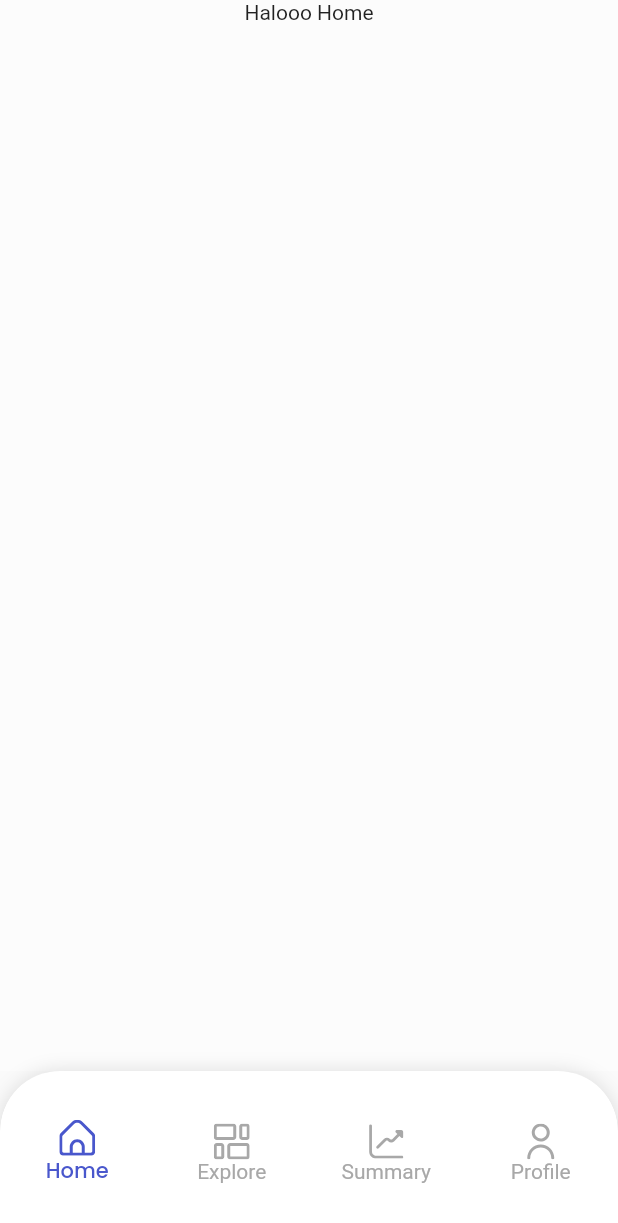
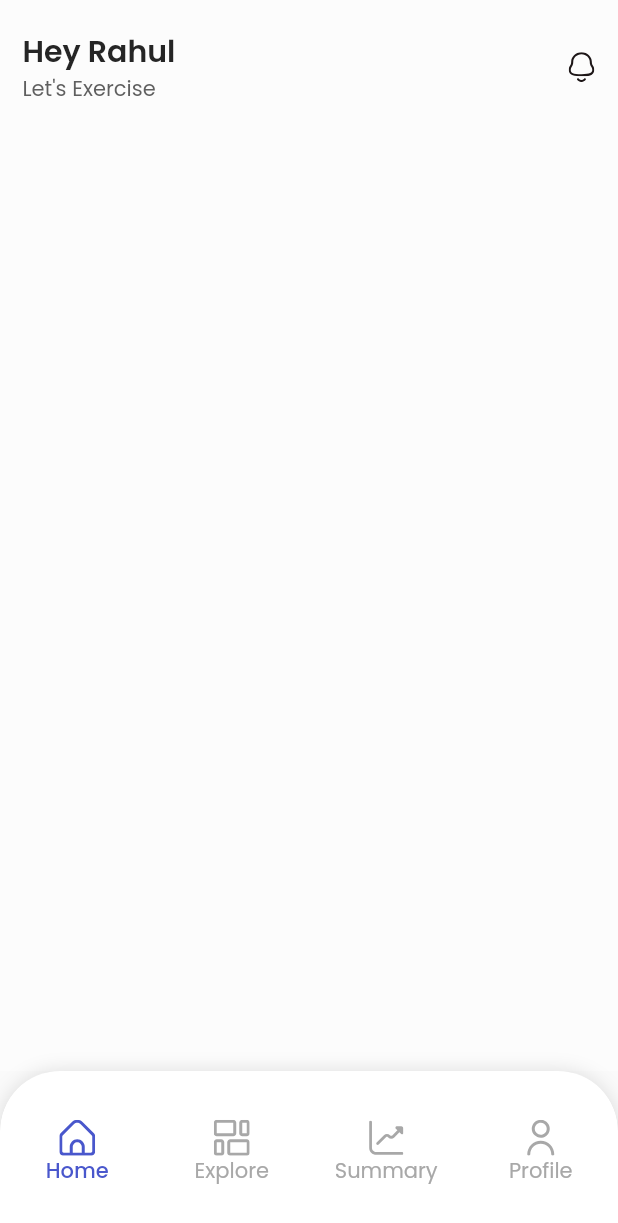
Before and after one commit to Capstone-Project-Kelompok-6/Flutter, a Flutter app: the screen it shows after launch, on a phone screen of 412 x 824 dp. Shown: the top 1223 px of the screen. Run offline on Flutter 3.47's test engine with Material 2 defaults, Android fonts, the phone set to English and light mode, and no system bars; our stand-ins replace flutter_svg, google_fonts.

Commit message:
Add appbar home page

```diff
--- a/flutter_capstone_6/lib/component/colors.dart
+++ b/flutter_capstone_6/lib/component/colors.dart
@@ -17,3 +17,4 @@ const Color n20 = Color.fromARGB(255, 211, 211, 211);
 const Color n5 = Color.fromARGB(255, 234, 234, 234);
 const Color white = Color.fromARGB(255, 255, 255, 255);
 const Color whiteBg = Color.fromARGB(255, 252, 252, 252);
+const Color fontGrey = Color.fromARGB(255, 95, 95, 95);
--- a/flutter_capstone_6/lib/main.dart
+++ b/flutter_capstone_6/lib/main.dart
@@ -1,5 +1,6 @@
 import 'package:flutter/material.dart';
 import 'package:flutter_capstone_6/screen/splash_screen.dart';
+import 'package:google_fonts/google_fonts.dart';
 
 void main() {
   runApp(const MyApp());
@@ -10,9 +11,15 @@ class MyApp extends StatelessWidget {
 
   @override
   Widget build(BuildContext context) {
-    return const MaterialApp(
+    // text theme
+    final textTheme = Theme.of(context).textTheme;
+
+    return MaterialApp(
       debugShowCheckedModeBanner: false,
       title: 'Capstone Kelompok 6',
+      theme: ThemeData(
+        textTheme: GoogleFonts.poppinsTextTheme(textTheme),
+      ),
       home: SplashScreen(),
     );
   }
--- a/flutter_capstone_6/lib/screen/home_sreen.dart
+++ b/flutter_capstone_6/lib/screen/home_screen.dart
@@ -1,5 +1,7 @@
 import 'package:flutter/material.dart';
 import 'package:flutter_capstone_6/component/colors.dart';
+
+import '../widget/appbar_home.dart';
 
 class HomeScreen extends StatefulWidget {
   const HomeScreen({super.key});
@@ -13,7 +15,16 @@ class _HomeScreenState extends State<HomeScreen> {
   Widget build(BuildContext context) {
     return Scaffold(
       backgroundColor: whiteBg,
-      body: Column(children: [Center(child: Text('Halooo Home'))]),
+      appBar: PreferredSize(
+        preferredSize: const Size.fromHeight(70.0),
+        child: Container(
+          decoration: const BoxDecoration(
+            color: whiteBg,
+          ),
+          child: const AppBarContent(),
+        ),
+      ),
+      body: Container(),
     );
   }
 }
--- a/flutter_capstone_6/lib/screen/splash_screen.dart
+++ b/flutter_capstone_6/lib/screen/splash_screen.dart
@@ -4,7 +4,7 @@ import 'package:flutter/material.dart';
 import 'package:flutter/src/widgets/container.dart';
 import 'package:flutter/src/widgets/framework.dart';
 import 'package:flutter/widgets.dart';
-import 'package:flutter_capstone_6/screen/home_sreen.dart';
+import 'package:flutter_capstone_6/screen/home_screen.dart';
 import 'package:flutter_capstone_6/widget/bottom_navigation.dart';
 
 class SplashScreen extends StatefulWidget {
--- /dev/null
+++ b/flutter_capstone_6/lib/widget/appbar_home.dart
@@ -0,0 +1,54 @@
+import 'package:flutter/material.dart';
+import 'package:flutter_capstone_6/component/colors.dart';
+import 'package:flutter_svg/flutter_svg.dart';
+
+class AppBarContent extends StatefulWidget {
+  const AppBarContent({Key? key}) : super(key: key);
+
+  @override
+  State<AppBarContent> createState() => _AppBarContentState();
+}
+
+class _AppBarContentState extends State<AppBarContent> {
+  @override
+  Widget build(BuildContext context) {
+    return Column(
+      mainAxisAlignment: MainAxisAlignment.end,
+      children: <Widget>[
+        Padding(
+          padding: const EdgeInsets.symmetric(horizontal: 15),
+          child: Row(
+            children: [
+              Column(
+                crossAxisAlignment: CrossAxisAlignment.start,
+                children: const [
+                  Text(
+                    'Hey Rahul',
+                    style: TextStyle(
+                      color: n100,
+                      fontSize: 20,
+                      fontWeight: FontWeight.w600,
+                    ),
+                  ),
+                  Text(
+                    "Let's Exercise",
+                    style: TextStyle(
+                      color: fontGrey,
+                      fontSize: 14,
+                    ),
+                  ),
+                ],
+              ),
+              const Spacer(),
+              SizedBox(
+                height: 21.5,
+                width: 18.5,
+                child: SvgPicture.asset('assets/notification.svg'),
+              )
+            ],
+          ),
+        ),
+      ],
+    );
+  }
+}
--- a/flutter_capstone_6/lib/widget/bottom_navigation.dart
+++ b/flutter_capstone_6/lib/widget/bottom_navigation.dart
@@ -6,7 +6,7 @@ import 'package:flutter_capstone_6/screen/summary_screen.dart';
 import 'package:flutter_svg/flutter_svg.dart';
 import 'package:google_fonts/google_fonts.dart';
 
-import '../screen/home_sreen.dart';
+import '../screen/home_screen.dart';
 
 class BottomNavigationBarController extends StatefulWidget {
   @override
```
Also changed, not shown: flutter_capstone_6/assets/notification.svg (added).
